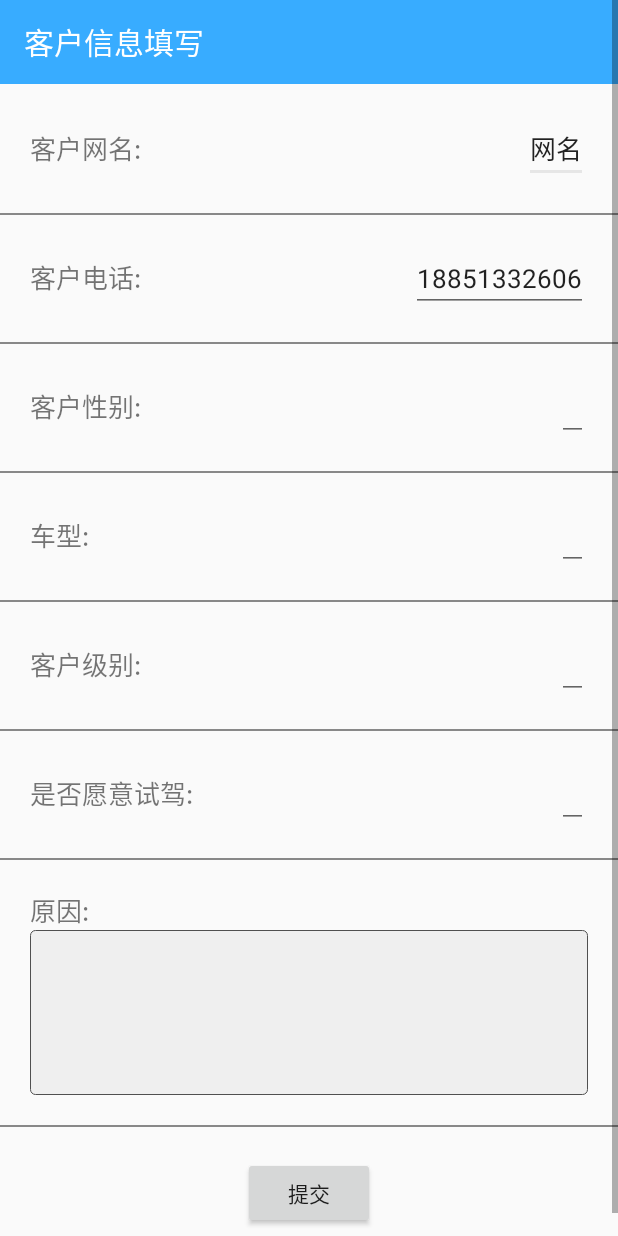
After one commit to wuditwj/YJZB, an Android app: the FormActivity screen opened directly, with no data from a screen before it, on a phone screen of 412 x 824 dp. The commit adds this screen. Run offline under Robolectric (Android 15) with nearby library versions, the phone set to English and light mode, and no system bars; our stand-ins replace ButterKnife.

Commit message:
替换原来的声网,添加表单页面

```diff
--- a/app/src/main/java/io/agora/tutorials/activity/CalledActivity.java
+++ b/app/src/main/java/io/agora/tutorials/activity/CalledActivity.java
@@ -115,7 +115,7 @@ public class CalledActivity extends AppCompatActivity {
                         BellUtils.stopPlay();
                         //接通通话
                         new CallInServerCenter(CalledActivity.this).startCall();
-                        startActivity(new Intent(CalledActivity.this, CameraActivity.class));
+                        startActivity(new Intent(CalledActivity.this, Camera2Activity.class));
                         finish();
                         break;
                 }
--- /dev/null
+++ b/app/src/main/java/io/agora/tutorials/activity/FormActivity.java
@@ -0,0 +1,53 @@
+package io.agora.tutorials.activity;
+
+import android.os.Bundle;
+import android.support.v7.app.AppCompatActivity;
+import android.support.v7.widget.Toolbar;
+import android.widget.Button;
+import android.widget.EditText;
+
+import butterknife.BindView;
+import butterknife.ButterKnife;
+import butterknife.OnClick;
+import io.agora.tutorials.customizedvideosource.R;
+
+public class FormActivity extends AppCompatActivity {
+
+    @BindView(R.id.toolbar)
+    Toolbar toolbar;
+    //用户网名
+    @BindView(R.id.form_client_screen_name)
+    EditText formClientScreenName;
+    //用户手机号
+    @BindView(R.id.form_client_mobile)
+    EditText formClientMobile;
+    //用户性别
+    @BindView(R.id.form_client_sex)
+    EditText formClientSex;
+    //车型
+    @BindView(R.id.form_car_type)
+    EditText formCarType;
+    //用户级别
+    @BindView(R.id.form_client_level)
+    EditText formClientLevel;
+    //是否愿意试驾
+    @BindView(R.id.form_test_drive)
+    EditText formTestDrive;
+    //原因
+    @BindView(R.id.form_cause)
+    EditText formCause;
+    //提交按钮
+    @BindView(R.id.form_commit)
+    Button formCommit;
+
+    @Override
+    protected void onCreate(Bundle savedInstanceState) {
+        super.onCreate(savedInstanceState);
+        setContentView(R.layout.activity_form);
+        ButterKnife.bind(this);
+    }
+
+    @OnClick(R.id.form_commit)
+    public void onViewClicked() {
+    }
+}
--- a/app/src/main/java/io/agora/tutorials/call/CallInServerCenter.java
+++ b/app/src/main/java/io/agora/tutorials/call/CallInServerCenter.java
@@ -7,8 +7,7 @@ import android.os.Bundle;
 import android.util.Log;
 
 import io.agora.tutorials.activity.CalledActivity;
-import io.agora.tutorials.application.MyApplication;
-import io.agora.tutorials.activity.CameraActivity;
+import io.agora.tutorials.activity.Camera2Activity;
 import io.agora.tutorials.db.UserDatabase;
 import io.agora.tutorials.entity.CalledInfo;
 import io.agora.tutorials.entity.CallStatus;
@@ -83,8 +82,8 @@ public class CallInServerCenter {
                                 if (CalledActivity.calledActivity != null) {
                                     CalledActivity.calledActivity.finish();
                                 }
-                                if (CameraActivity.cameraActivity != null) {
-                                    CameraActivity.cameraActivity.finish();
+                                if (Camera2Activity.cameraActivity != null) {
+                                    Camera2Activity.cameraActivity.finish();
                                 }
                                 break;
                         }
@@ -117,6 +116,7 @@ public class CallInServerCenter {
                         Bundle myBundle = new Bundle();
                         myBundle.putString("name", clientInfo.getData().getNickname());
                         myBundle.putString("head", clientInfo.getData().getHeadimgurl());
+                        myBundle.putString("mobile", clientInfo.getData().getMobile());
                         intent.putExtra("message", myBundle);
                         intent.addFlags(Intent.FLAG_ACTIVITY_NEW_TASK | Intent.FLAG_ACTIVITY_EXCLUDE_FROM_RECENTS);
                         context.startActivity(intent);
--- a/app/src/main/java/io/agora/tutorials/fragment/Camera2Fragment.java
+++ b/app/src/main/java/io/agora/tutorials/fragment/Camera2Fragment.java
@@ -69,7 +69,6 @@ public class Camera2Fragment extends BaseFragment implements View.OnClickListene
     private String roomId;
 
     private TRTCCloud mTRTCCloud;
-
 
     public Camera2Fragment() {
     }
@@ -255,7 +254,6 @@ public class Camera2Fragment extends BaseFragment implements View.OnClickListene
             trtcVideoFrame.width=1280;
             trtcVideoFrame.height=720;
             trtcVideoFrame.timestamp=0;
-            trtcVideoFrame.rotation=90;
             mTRTCCloud.sendCustomVideoData(trtcVideoFrame);
         }
     };
@@ -415,11 +413,47 @@ public class Camera2Fragment extends BaseFragment implements View.OnClickListene
                 super.onUserAudioAvailable(s, b);
             }
 
+            //有用户加入房间
+            @Override
+            public void onRemoteUserEnterRoom(String s) {
+                Log.i("--==>>","用户加入房间id:"+s);
+                //远端用户旋转画面
+                mTRTCCloud.setRemoteViewRotation(s, TRTCCloudDef.TRTC_VIDEO_ROTATION_90);
+                //图像铺满屏幕，超出显示视窗的视频部分将被裁剪
+                mTRTCCloud.setRemoteViewFillMode(s,TRTCCloudDef.TRTC_VIDEO_RENDER_MODE_FILL);
+            }
+
+            //有用户离开房间
+            @Override
+            public void onRemoteUserLeaveRoom(String s, int i) {
+                String str="";
+                switch (i){
+                    case 1:
+                        str="用户主动退出房间";
+                        break;
+                    case 2:
+                        str="用户超时退出";
+                        break;
+                    case 3:
+                        str="用户被踢出房间";
+                        break;
+                }
+                Log.i("--==>>","用户离开房间：原因:"+str);
+                getActivity().finish();
+            }
 
             //退房监听
             @Override
             public void onExitRoom(int i) {
                 Log.i("--==>>", "退出房间成功");
+            }
+
+            //SDK跟服务器断开
+            @Override
+            public void onConnectionLost() {
+                Toast.makeText(getActivity().getApplicationContext(),"SDK跟服务器断开",Toast.LENGTH_SHORT).show();
+                Log.i("--==>>","SDK跟服务器断开");
+                getActivity().finish();
             }
         });
         //创建房间并进入
--- /dev/null
+++ b/app/src/main/res/drawable/edit_background.xml
@@ -0,0 +1,19 @@
+<?xml version="1.0" encoding="utf-8"?>
+<layer-list xmlns:android="http://schemas.android.com/apk/res/android">
+
+    <item>
+        <shape
+            xmlns:android="http://schemas.android.com/apk/res/android"
+            android:shape="rectangle">
+            <solid
+                android:color="#EFEFEF"/>
+            <corners
+                android:radius="3dip"
+                />
+            <stroke
+                android:width="0.5px"
+                android:color="#505050"/>
+        </shape>
+    </item>
+
+</layer-list>
--- /dev/null
+++ b/app/src/main/res/layout/activity_form.xml
@@ -0,0 +1,216 @@
+<?xml version="1.0" encoding="utf-8"?>
+<ScrollView xmlns:android="http://schemas.android.com/apk/res/android"
+    xmlns:app="http://schemas.android.com/apk/res-auto"
+    xmlns:tools="http://schemas.android.com/tools"
+    android:layout_width="match_parent"
+    android:layout_height="match_parent"
+
+    tools:context="io.agora.tutorials.activity.FormActivity">
+
+
+    <LinearLayout
+        android:layout_width="match_parent"
+        android:layout_height="match_parent"
+        android:gravity="center_horizontal"
+        android:orientation="vertical">
+
+    <!--标题栏样式一-->
+    <android.support.v7.widget.Toolbar
+        android:id="@+id/toolbar"
+        android:layout_width="match_parent"
+        android:layout_height="?actionBarSize"
+        android:background="@color/colorPrimary"
+        app:subtitleTextColor="@android:color/white"
+        app:theme="@style/ThemeOverlay.AppCompat.Dark.ActionBar"
+        app:title="@string/form_title"
+        app:titleTextColor="@android:color/white" />
+
+    <LinearLayout
+        android:layout_width="match_parent"
+        android:layout_height="wrap_content"
+        android:padding="20dp">
+
+        <TextView
+            android:layout_width="wrap_content"
+            android:layout_height="wrap_content"
+            android:layout_weight="1"
+            android:text="@string/form_client_screen_name"
+            android:textSize="17dp" />
+
+        <EditText
+            android:id="@+id/form_client_screen_name"
+            android:layout_width="wrap_content"
+            android:layout_height="wrap_content"
+            android:text="网名"
+            android:textSize="17dp" />
+
+    </LinearLayout>
+
+    <View
+        android:layout_width="match_parent"
+        android:layout_height="1dp"
+        android:background="#888888" />
+
+    <LinearLayout
+        android:layout_width="match_parent"
+        android:layout_height="wrap_content"
+        android:padding="20dp">
+
+        <TextView
+            android:layout_width="wrap_content"
+            android:layout_height="wrap_content"
+            android:layout_weight="1"
+            android:text="@string/form_client_mobile"
+            android:textSize="17dp" />
+
+        <EditText
+            android:id="@+id/form_client_mobile"
+            android:layout_width="wrap_content"
+            android:layout_height="wrap_content"
+            android:text="18851332606"
+            android:textSize="17dp" />
+
+    </LinearLayout>
+
+    <View
+        android:layout_width="match_parent"
+        android:layout_height="1dp"
+        android:background="#888888" />
+
+    <LinearLayout
+        android:layout_width="match_parent"
+        android:layout_height="wrap_content"
+        android:padding="20dp">
+
+        <TextView
+            android:layout_width="wrap_content"
+            android:layout_height="wrap_content"
+            android:layout_weight="1"
+            android:text="@string/form_client_sex"
+            android:textSize="17dp" />
+
+        <EditText
+            android:id="@+id/form_client_sex"
+            android:layout_width="wrap_content"
+            android:layout_height="wrap_content"
+            android:textSize="17dp" />
+
+    </LinearLayout>
+
+    <View
+        android:layout_width="match_parent"
+        android:layout_height="1dp"
+        android:background="#888888" />
+
+    <LinearLayout
+        android:layout_width="match_parent"
+        android:layout_height="wrap_content"
+        android:padding="20dp">
+
+        <TextView
+            android:layout_width="wrap_content"
+            android:layout_height="wrap_content"
+            android:layout_weight="1"
+            android:text="@string/form_car_type"
+            android:textSize="17dp" />
+
+        <EditText
+            android:id="@+id/form_car_type"
+            android:layout_width="wrap_content"
+            android:layout_height="wrap_content"
+            android:textSize="17dp" />
+
+    </LinearLayout>
+
+    <View
+        android:layout_width="match_parent"
+        android:layout_height="1dp"
+        android:background="#888888" />
+
+    <LinearLayout
+        android:layout_width="match_parent"
+        android:layout_height="wrap_content"
+        android:padding="20dp">
+
+        <TextView
+            android:layout_width="wrap_content"
+            android:layout_height="wrap_content"
+            android:layout_weight="1"
+            android:text="@string/form_client_level"
+            android:textSize="17dp" />
+
+        <EditText
+            android:id="@+id/form_client_level"
+            android:layout_width="wrap_content"
+            android:layout_height="wrap_content"
+            android:textSize="17dp" />
+
+    </LinearLayout>
+
+    <View
+        android:layout_width="match_parent"
+        android:layout_height="1dp"
+        android:background="#888888" />
+
+    <LinearLayout
+        android:layout_width="match_parent"
+        android:layout_height="wrap_content"
+        android:padding="20dp">
+
+        <TextView
+            android:layout_width="wrap_content"
+            android:layout_height="wrap_content"
+            android:layout_weight="1"
+            android:text="@string/form_test_drive"
+            android:textSize="17dp" />
+
+        <EditText
+            android:id="@+id/form_test_drive"
+            android:layout_width="wrap_content"
+            android:layout_height="wrap_content"
+            android:textSize="17dp" />
+
+    </LinearLayout>
+
+    <View
+        android:layout_width="match_parent"
+        android:layout_height="1dp"
+        android:background="#888888" />
+
+    <LinearLayout
+        android:layout_width="match_parent"
+        android:layout_height="wrap_content"
+        android:orientation="vertical"
+        android:padding="20dp">
+
+        <TextView
+            android:layout_width="wrap_content"
+            android:layout_height="wrap_content"
+            android:text="@string/form_cause"
+            android:textSize="17dp" />
+
+        <EditText
+            android:id="@+id/form_cause"
+            android:background="@drawable/edit_background"
+            android:gravity="top"
+            android:minLines="5"
+            android:layout_width="match_parent"
+            android:layout_height="match_parent"/>
+
+    </LinearLayout>
+
+    <View
+        android:layout_width="match_parent"
+        android:layout_height="1dp"
+        android:background="#888888" />
+
+    <Button
+        android:id="@+id/form_commit"
+        android:layout_marginTop="20dp"
+        android:layout_marginBottom="20dp"
+        android:text="@string/form_commit"
+        android:layout_width="wrap_content"
+        android:layout_height="wrap_content"/>
+
+    </LinearLayout>
+</ScrollView>
--- a/app/src/main/res/values/strings.xml
+++ b/app/src/main/res/values/strings.xml
@@ -78,6 +78,15 @@
     <string name="dialog_title">确定退出当前账号吗?</string>
     <string name="dialog_ok">确定</string>
     <string name="dialog_no">取消</string>
+    <string name="form_title">客户信息填写</string>
+    <string name="form_client_screen_name">客户网名:</string>
+    <string name="form_client_mobile">客户电话:</string>
+    <string name="form_client_sex">客户性别:</string>
+    <string name="form_car_type">车型:</string>
+    <string name="form_client_level">客户级别:</string>
+    <string name="form_test_drive">是否愿意试驾:</string>
+    <string name="form_cause">原因:</string>
+    <string name="form_commit">提交</string>
 
 
     <!-- ***********************阿里巴巴矢量图标库代码*************************************** -->
```
Also changed, not shown: app/src/main/AndroidManifest.xml (+6 -5 lines).
